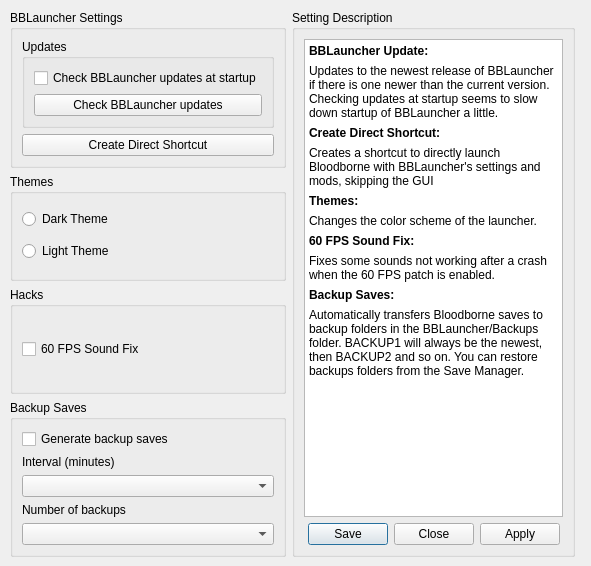
rainmakerv3/BB_Launcher, file settings/LauncherSettings.ui: the form before one commit.
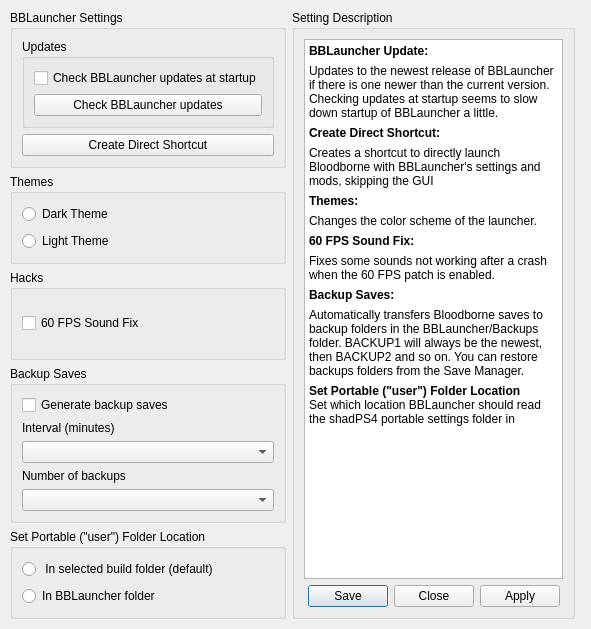
The form after the commit.

Commit message: Add option to choose user folder location

What changed in the file:
```diff
--- a/settings/LauncherSettings.ui
+++ b/settings/LauncherSettings.ui
@@ -7,7 +7,7 @@
     <x>0</x>
     <y>0</y>
     <width>591</width>
-    <height>566</height>
+    <height>629</height>
    </rect>
   </property>
   <property name="windowTitle">
@@ -19,7 +19,7 @@
      <x>10</x>
      <y>10</y>
      <width>565</width>
-     <height>547</height>
+     <height>609</height>
     </rect>
    </property>
    <layout class="QHBoxLayout" name="horizontalLayout">
@@ -142,6 +142,29 @@
         </layout>
        </widget>
       </item>
+      <item>
+       <widget class="QGroupBox" name="ThemeGroupBox_2">
+        <property name="title">
+         <string>Set Portable (&quot;user&quot;) Folder Location</string>
+        </property>
+        <layout class="QVBoxLayout" name="verticalLayout_8">
+         <item>
+          <widget class="QRadioButton" name="PortableBuildRadioButton">
+           <property name="text">
+            <string> In selected build folder (default)</string>
+           </property>
+          </widget>
+         </item>
+         <item>
+          <widget class="QRadioButton" name="PortableLauncherRadioButton">
+           <property name="text">
+            <string>In BBLauncher folder</string>
+           </property>
+          </widget>
+         </item>
+        </layout>
+       </widget>
+      </item>
      </layout>
     </item>
     <item>
@@ -177,7 +200,9 @@
 &lt;p style=&quot; margin-top:6px; margin-bottom:6px; margin-left:0px; margin-right:0px; -qt-block-indent:0; text-indent:0px;&quot;&gt;&lt;span style=&quot; font-weight:700;&quot;&gt;60 FPS Sound Fix:&lt;/span&gt;&lt;/p&gt;
 &lt;p style=&quot; margin-top:6px; margin-bottom:6px; margin-left:0px; margin-right:0px; -qt-block-indent:0; text-indent:0px;&quot;&gt;Fixes some sounds not working after a crash when the 60 FPS patch is enabled.&lt;/p&gt;
 &lt;p style=&quot; margin-top:6px; margin-bottom:6px; margin-left:0px; margin-right:0px; -qt-block-indent:0; text-indent:0px;&quot;&gt;&lt;span style=&quot; font-weight:700;&quot;&gt;Backup Saves:&lt;/span&gt;&lt;/p&gt;
-&lt;p style=&quot; margin-top:6px; margin-bottom:6px; margin-left:0px; margin-right:0px; -qt-block-indent:0; text-indent:0px;&quot;&gt;Automatically transfers Bloodborne saves to backup folders in the BBLauncher/Backups folder. BACKUP1 will always be the newest, then BACKUP2 and so on. You can restore backups folders from the Save Manager.&lt;/p&gt;&lt;/body&gt;&lt;/html&gt;</string>
+&lt;p style=&quot; margin-top:6px; margin-bottom:6px; margin-left:0px; margin-right:0px; -qt-block-indent:0; text-indent:0px;&quot;&gt;Automatically transfers Bloodborne saves to backup folders in the BBLauncher/Backups folder. BACKUP1 will always be the newest, then BACKUP2 and so on. You can restore backups folders from the Save Manager.&lt;/p&gt;
+&lt;p style=&quot; margin-top:0px; margin-bottom:0px; margin-left:0px; margin-right:0px; -qt-block-indent:0; text-indent:0px;&quot;&gt;&lt;span style=&quot; font-weight:700;&quot;&gt;Set Portable (&amp;quot;user&amp;quot;) Folder Location&lt;/span&gt;&lt;/p&gt;
+&lt;p style=&quot; margin-top:0px; margin-bottom:0px; margin-left:0px; margin-right:0px; -qt-block-indent:0; text-indent:0px;&quot;&gt;Set which location BBLauncher should read the shadPS4 portable settings folder in&lt;/p&gt;&lt;/body&gt;&lt;/html&gt;</string>
            </property>
            <property name="acceptRichText">
             <bool>false</bool>
```
The commit also changes 7 other files.
